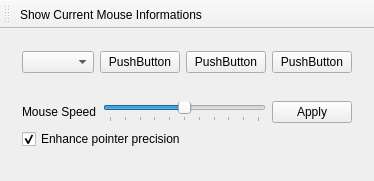
First picture: the form in MouseSetter/mainwindow.ui, repository codec-abc/QtMouseSetter, before the edit.
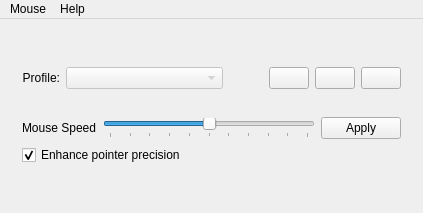
Second picture: the form after the edit. Icons and pictures are not drawn.

Diff of the .ui file:
```diff
--- a/MouseSetter/mainwindow.ui
+++ b/MouseSetter/mainwindow.ui
@@ -6,16 +6,22 @@
    <rect>
     <x>0</x>
     <y>0</y>
-    <width>369</width>
-    <height>181</height>
+    <width>423</width>
+    <height>213</height>
    </rect>
   </property>
+  <property name="sizePolicy">
+   <sizepolicy hsizetype="Fixed" vsizetype="Fixed">
+    <horstretch>0</horstretch>
+    <verstretch>0</verstretch>
+   </sizepolicy>
+  </property>
   <property name="windowTitle">
    <string>Mouse Profiles Switcher</string>
   </property>
   <widget class="QWidget" name="centralWidget">
    <layout class="QGridLayout" name="gridLayout">
-    <item row="1" column="1">
+    <item row="2" column="1">
      <widget class="QWidget" name="widget_2" native="true">
       <layout class="QGridLayout" name="gridLayout_3">
        <item row="0" column="0">
@@ -79,45 +85,154 @@
       </layout>
      </widget>
     </item>
-    <item row="0" column="1">
+    <item row="1" column="1">
      <widget class="QWidget" name="widget" native="true">
       <layout class="QGridLayout" name="gridLayout_2">
-       <item row="1" column="1">
-        <widget class="QPushButton" name="pushButton">
-         <property name="text">
-          <string>PushButton</string>
-         </property>
-        </widget>
-       </item>
-       <item row="1" column="0">
-        <widget class="QComboBox" name="comboBox"/>
-       </item>
        <item row="1" column="2">
-        <widget class="QPushButton" name="pushButton_2">
+        <spacer name="horizontalSpacer">
+         <property name="orientation">
+          <enum>Qt::Horizontal</enum>
+         </property>
+         <property name="sizeType">
+          <enum>QSizePolicy::Preferred</enum>
+         </property>
+         <property name="sizeHint" stdset="0">
+          <size>
+           <width>40</width>
+           <height>20</height>
+          </size>
+         </property>
+        </spacer>
+       </item>
+       <item row="1" column="0">
+        <widget class="QLabel" name="label_2">
+         <property name="sizePolicy">
+          <sizepolicy hsizetype="Minimum" vsizetype="Preferred">
+           <horstretch>0</horstretch>
+           <verstretch>0</verstretch>
+          </sizepolicy>
+         </property>
          <property name="text">
-          <string>PushButton</string>
+          <string>Profile:</string>
+         </property>
+         <property name="alignment">
+          <set>Qt::AlignRight|Qt::AlignTrailing|Qt::AlignVCenter</set>
          </property>
         </widget>
        </item>
        <item row="1" column="3">
+        <widget class="QPushButton" name="pushButton">
+         <property name="sizePolicy">
+          <sizepolicy hsizetype="Fixed" vsizetype="Fixed">
+           <horstretch>0</horstretch>
+           <verstretch>0</verstretch>
+          </sizepolicy>
+         </property>
+         <property name="text">
+          <string/>
+         </property>
+         <property name="icon">
+          <iconset resource="Resource.qrc">
+           <normaloff>:/Resource/edit-add-4.png</normaloff>:/Resource/edit-add-4.png</iconset>
+         </property>
+         <property name="iconSize">
+          <size>
+           <width>24</width>
+           <height>24</height>
+          </size>
+         </property>
+        </widget>
+       </item>
+       <item row="1" column="4">
+        <widget class="QPushButton" name="pushButton_2">
+         <property name="sizePolicy">
+          <sizepolicy hsizetype="Fixed" vsizetype="Fixed">
+           <horstretch>0</horstretch>
+           <verstretch>0</verstretch>
+          </sizepolicy>
+         </property>
+         <property name="text">
+          <string/>
+         </property>
+         <property name="icon">
+          <iconset resource="Resource.qrc">
+           <normaloff>:/Resource/edit-remove-3.png</normaloff>:/Resource/edit-remove-3.png</iconset>
+         </property>
+         <property name="iconSize">
+          <size>
+           <width>24</width>
+           <height>24</height>
+          </size>
+         </property>
+        </widget>
+       </item>
+       <item row="1" column="1">
+        <widget class="QComboBox" name="comboBox">
+         <property name="enabled">
+          <bool>false</bool>
+         </property>
+         <property name="sizePolicy">
+          <sizepolicy hsizetype="Expanding" vsizetype="Fixed">
+           <horstretch>0</horstretch>
+           <verstretch>0</verstretch>
+          </sizepolicy>
+         </property>
+        </widget>
+       </item>
+       <item row="1" column="5">
         <widget class="QPushButton" name="pushButton_3">
+         <property name="sizePolicy">
+          <sizepolicy hsizetype="Fixed" vsizetype="Fixed">
+           <horstretch>0</horstretch>
+           <verstretch>0</verstretch>
+          </sizepolicy>
+         </property>
          <property name="text">
-          <string>PushButton</string>
+          <string/>
+         </property>
+         <property name="icon">
+          <iconset resource="Resource.qrc">
+           <normaloff>:/Resource/edit-6.png</normaloff>:/Resource/edit-6.png</iconset>
+         </property>
+         <property name="iconSize">
+          <size>
+           <width>24</width>
+           <height>24</height>
+          </size>
          </property>
         </widget>
        </item>
       </layout>
      </widget>
     </item>
-    <item row="2" column="1">
+    <item row="3" column="1">
      <spacer name="verticalSpacer">
       <property name="orientation">
        <enum>Qt::Vertical</enum>
       </property>
+      <property name="sizeType">
+       <enum>QSizePolicy::MinimumExpanding</enum>
+      </property>
       <property name="sizeHint" stdset="0">
        <size>
         <width>20</width>
-        <height>40</height>
+        <height>5</height>
+       </size>
+      </property>
+     </spacer>
+    </item>
+    <item row="0" column="1">
+     <spacer name="verticalSpacer_2">
+      <property name="orientation">
+       <enum>Qt::Vertical</enum>
+      </property>
+      <property name="sizeType">
+       <enum>QSizePolicy::MinimumExpanding</enum>
+      </property>
+      <property name="sizeHint" stdset="0">
+       <size>
+        <width>20</width>
+        <height>5</height>
        </size>
       </property>
      </spacer>
@@ -129,25 +244,27 @@
     <rect>
      <x>0</x>
      <y>0</y>
-     <width>369</width>
+     <width>423</width>
      <height>21</height>
     </rect>
    </property>
    <property name="nativeMenuBar">
     <bool>false</bool>
    </property>
-  </widget>
-  <widget class="QToolBar" name="toolBar">
-   <property name="windowTitle">
-    <string>toolBar</string>
-   </property>
-   <attribute name="toolBarArea">
-    <enum>TopToolBarArea</enum>
-   </attribute>
-   <attribute name="toolBarBreak">
-    <bool>false</bool>
-   </attribute>
-   <addaction name="actionShow_Current_Mouse_Informations"/>
+   <widget class="QMenu" name="menuMouse">
+    <property name="title">
+     <string>Mouse</string>
+    </property>
+    <addaction name="actionShow_Current_Mouse_Informations"/>
+   </widget>
+   <widget class="QMenu" name="menuHelp">
+    <property name="title">
+     <string>Help</string>
+    </property>
+    <addaction name="actionAbout"/>
+   </widget>
+   <addaction name="menuMouse"/>
+   <addaction name="menuHelp"/>
   </widget>
   <action name="actionShow_Current_Mouse_Informations">
    <property name="text">
```
Left out of the diff: 17 changed lines with no effect on the pictures.
